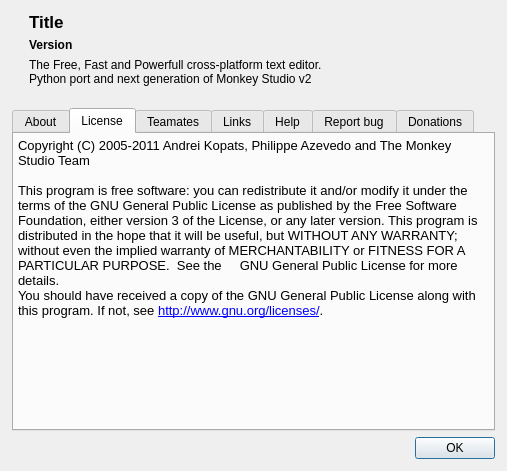
Above: mks/plugins/helpmenu/UIAbout.ui from andreikop/enki before the change. Below: the same form after it.
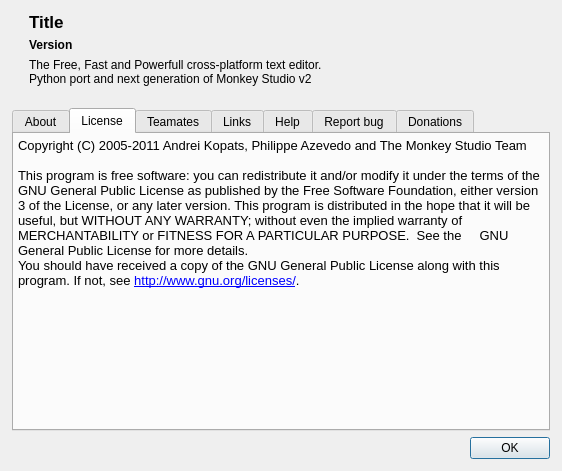
That is the form after the change. Icons and pictures are not drawn.

Commit message: About screen width fix

The edit to the form file:
```diff
--- a/mks/plugins/helpmenu/UIAbout.ui
+++ b/mks/plugins/helpmenu/UIAbout.ui
@@ -6,7 +6,7 @@
    <rect>
     <x>0</x>
     <y>0</y>
-    <width>507</width>
+    <width>562</width>
     <height>471</height>
    </rect>
   </property>
```
